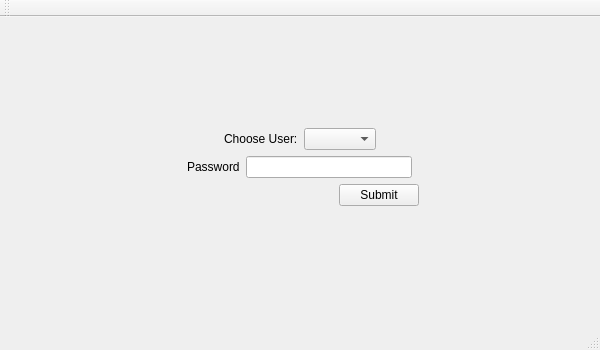
Qt form AIS_Login/AIS_Login.ui (Holikma/Application_AIS) before a commit.
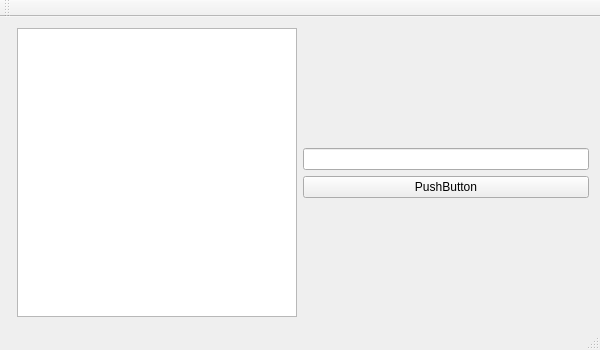
The same form after that commit.

Commit message: login forms update

The edit to the form file:
```diff
--- a/AIS_Login/AIS_Login.ui
+++ b/AIS_Login/AIS_Login.ui
@@ -26,15 +26,15 @@
    <string>AIS_Login</string>
   </property>
   <widget class="QWidget" name="centralWidget">
-   <widget class="QWidget" name="verticalLayoutWidget">
-    <property name="geometry">
-     <rect>
-      <x>9</x>
-      <y>9</y>
-      <width>581</width>
-      <height>281</height>
-     </rect>
-    </property>
+   <layout class="QHBoxLayout" name="horizontalLayout_2">
+    <item>
+     <layout class="QFormLayout" name="formLayout">
+      <item row="0" column="1">
+       <widget class="QListWidget" name="List_Users"/>
+      </item>
+     </layout>
+    </item>
+    <item>
     <layout class="QVBoxLayout" name="verticalLayout">
      <item>
       <spacer name="verticalSpacer">
@@ -50,134 +50,23 @@
       </spacer>
      </item>
      <item>
-      <layout class="QHBoxLayout" name="horizontalLayout">
-       <item>
-        <spacer name="horizontalSpacer_2">
-         <property name="orientation">
-          <enum>Qt::Horizontal</enum>
-         </property>
-         <property name="sizeHint" stdset="0">
-          <size>
-           <width>40</width>
-           <height>20</height>
-          </size>
-         </property>
-        </spacer>
-       </item>
-       <item>
-        <widget class="QLabel" name="label">
-         <property name="text">
-          <string>Choose User:</string>
-         </property>
-        </widget>
-       </item>
-       <item>
-        <widget class="QComboBox" name="Box_Users"/>
-       </item>
-       <item>
-        <spacer name="horizontalSpacer">
-         <property name="orientation">
-          <enum>Qt::Horizontal</enum>
-         </property>
-         <property name="sizeHint" stdset="0">
-          <size>
-           <width>40</width>
-           <height>20</height>
-          </size>
-         </property>
-        </spacer>
-       </item>
-      </layout>
-     </item>
-     <item>
-      <layout class="QHBoxLayout" name="horizontalLayout_2">
-       <item>
-        <spacer name="horizontalSpacer_3">
-         <property name="orientation">
-          <enum>Qt::Horizontal</enum>
-         </property>
-         <property name="sizeHint" stdset="0">
-          <size>
-           <width>40</width>
-           <height>20</height>
-          </size>
-         </property>
-        </spacer>
-       </item>
-       <item>
-        <widget class="QLabel" name="label_2">
-         <property name="text">
-          <string>Password</string>
-         </property>
-        </widget>
-       </item>
-       <item>
         <widget class="QLineEdit" name="Line_Password"/>
        </item>
        <item>
-        <spacer name="horizontalSpacer_4">
-         <property name="orientation">
-          <enum>Qt::Horizontal</enum>
-         </property>
-         <property name="sizeHint" stdset="0">
-          <size>
-           <width>40</width>
-           <height>20</height>
-          </size>
-         </property>
-        </spacer>
-       </item>
-      </layout>
-     </item>
-     <item>
-      <layout class="QHBoxLayout" name="horizontalLayout_3">
-       <item>
-        <spacer name="horizontalSpacer_6">
-         <property name="orientation">
-          <enum>Qt::Horizontal</enum>
-         </property>
-         <property name="sizeHint" stdset="0">
-          <size>
-           <width>40</width>
-           <height>20</height>
-          </size>
-         </property>
-        </spacer>
-       </item>
-       <item>
-        <spacer name="horizontalSpacer_7">
-         <property name="orientation">
-          <enum>Qt::Horizontal</enum>
-         </property>
-         <property name="sizeHint" stdset="0">
-          <size>
-           <width>40</width>
-           <height>20</height>
-          </size>
-         </property>
-        </spacer>
-       </item>
-       <item>
-        <widget class="QPushButton" name="Button_Submit">
+       <widget class="QPushButton" name="Submit">
          <property name="text">
-          <string>Submit</string>
-         </property>
-        </widget>
-       </item>
-       <item>
-        <spacer name="horizontalSpacer_5">
-         <property name="orientation">
-          <enum>Qt::Horizontal</enum>
-         </property>
-         <property name="sizeHint" stdset="0">
-          <size>
-           <width>40</width>
-           <height>20</height>
-          </size>
-         </property>
-        </spacer>
-       </item>
-      </layout>
+         <string>PushButton</string>
+        </property>
+        <property name="checkable">
+         <bool>false</bool>
+        </property>
+        <property name="checked">
+         <bool>false</bool>
+        </property>
+        <property name="autoRepeat">
+         <bool>false</bool>
+        </property>
+       </widget>
      </item>
      <item>
       <spacer name="verticalSpacer_2">
@@ -193,7 +82,8 @@
       </spacer>
      </item>
     </layout>
-   </widget>
+    </item>
+   </layout>
   </widget>
   <widget class="QMenuBar" name="menuBar">
    <property name="geometry">
```
Lines whose indentation alone changed are shown as unchanged. The commit also changes 4 other files.
